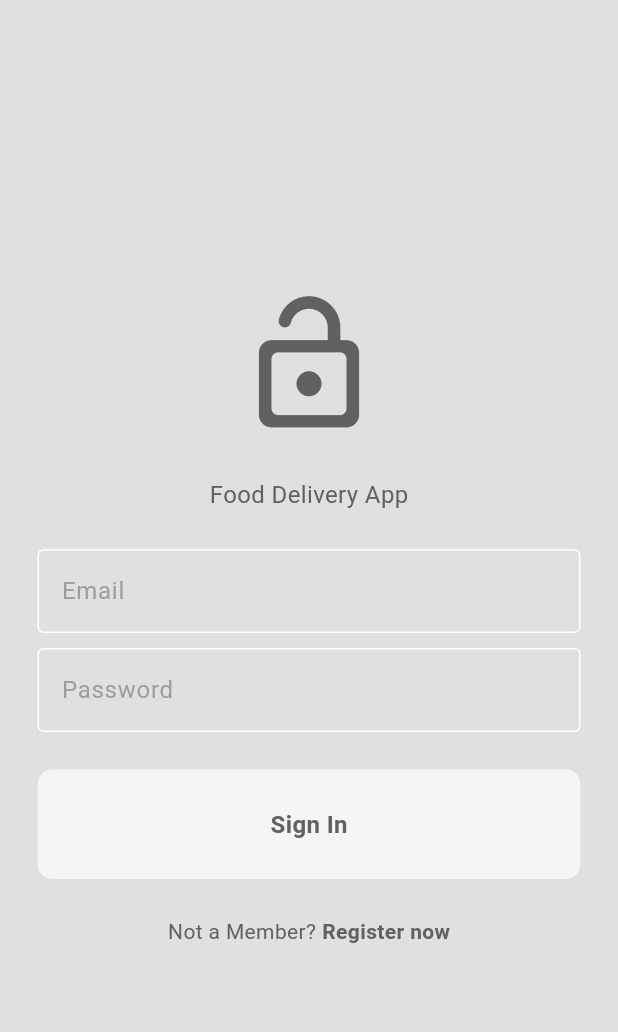
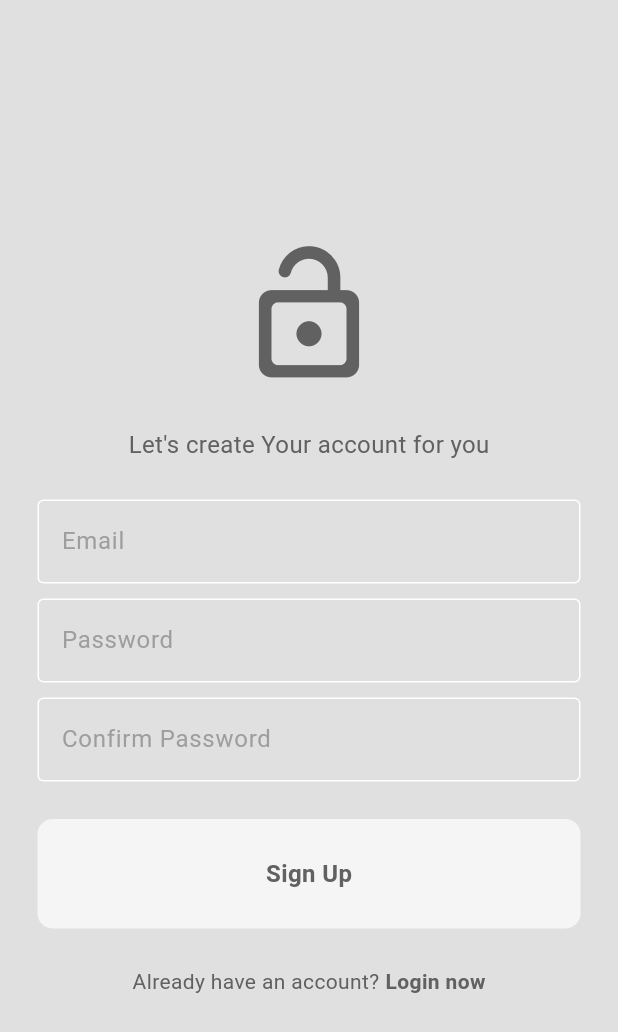
Before and after one commit to Briankurtish/Flutter-Food-delivery-Application, a Flutter app: the screen it shows after launch, on a phone screen of 412 x 824 dp. Shown: the top 1032 px of the screen. Run offline on Flutter 3.47's test engine with Material 3 defaults, Android fonts, the phone set to English and light mode, and no system bars.

Commit message:
added the registerPage

```diff
--- a/lib/main.dart
+++ b/lib/main.dart
@@ -1,4 +1,5 @@
 import 'package:demo_tes/pages/login_page.dart';
+import 'package:demo_tes/pages/resgister_page.dart';
 import 'package:demo_tes/themes/theme_provider.dart';
 import 'package:flutter/material.dart';
 import 'package:provider/provider.dart';
@@ -20,7 +21,7 @@
   Widget build(BuildContext context) {
     return MaterialApp(
       debugShowCheckedModeBanner: false,
-      home: LoginPage(
+      home: RegisterPage(
         onTap: () {},
       ),
       theme: Provider.of<ThemeProvider>(context).themeData,
--- /dev/null
+++ b/lib/pages/resgister_page.dart
@@ -0,0 +1,112 @@
+import 'package:demo_tes/components/my_button.dart';
+import 'package:demo_tes/components/my_textfield.dart';
+import 'package:flutter/material.dart';
+
+class RegisterPage extends StatefulWidget {
+  final void Function()? onTap;
+
+  const RegisterPage({super.key, required this.onTap});
+
+  @override
+  State<RegisterPage> createState() => _RegisterPageState();
+}
+
+class _RegisterPageState extends State<RegisterPage> {
+  // text editing controllers
+  final TextEditingController emailController = TextEditingController();
+
+  final TextEditingController passwordController = TextEditingController();
+  final TextEditingController confirmPasswordController =
+      TextEditingController();
+
+  @override
+  Widget build(BuildContext context) {
+    return Scaffold(
+      backgroundColor: Theme.of(context).colorScheme.background,
+      body: Center(
+        child: Column(
+          mainAxisAlignment: MainAxisAlignment.center,
+          children: [
+            // logo
+            Icon(
+              Icons.lock_open_rounded,
+              size: 100,
+              color: Theme.of(context).colorScheme.inversePrimary,
+            ),
+
+            const SizedBox(height: 25),
+
+            // Message, app slogan
+            Text(
+              "Let's create Your account for you",
+              style: TextStyle(
+                fontSize: 16,
+                color: Theme.of(context).colorScheme.inversePrimary,
+              ),
+            ),
+
+            const SizedBox(height: 25),
+
+            // email text field
+            MyTextField(
+              controller: emailController,
+              hintText: "Email",
+              obscureText: false,
+            ),
+
+            const SizedBox(height: 10),
+
+            // password textfield
+            MyTextField(
+              controller: passwordController,
+              hintText: "Password",
+              obscureText: true,
+            ),
+
+            const SizedBox(height: 10),
+
+            // Confirm Password textfield
+            MyTextField(
+              controller: passwordController,
+              hintText: "Confirm Password",
+              obscureText: true,
+            ),
+
+            const SizedBox(height: 25),
+
+            // sign up button
+            MyButton(
+              text: "Sign Up",
+              onTap: () {},
+            ),
+
+            const SizedBox(height: 25),
+
+            //already have an account? Login
+            Row(
+              mainAxisAlignment: MainAxisAlignment.center,
+              children: [
+                Text(
+                  "Already have an account?",
+                  style: TextStyle(
+                      color: Theme.of(context).colorScheme.inversePrimary),
+                ),
+                const SizedBox(width: 4),
+                GestureDetector(
+                  onTap: widget.onTap,
+                  child: Text(
+                    "Login now",
+                    style: TextStyle(
+                      color: Theme.of(context).colorScheme.inversePrimary,
+                      fontWeight: FontWeight.bold,
+                    ),
+                  ),
+                ),
+              ],
+            ),
+          ],
+        ),
+      ),
+    );
+  }
+}
```
